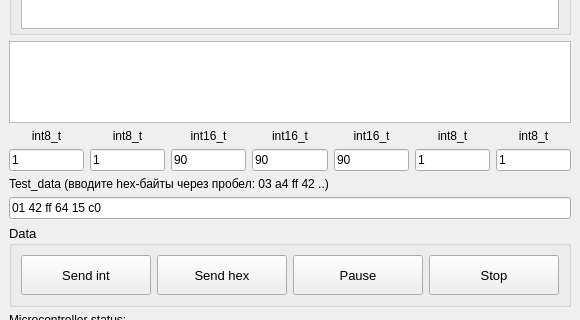
Above: gui_2.ui from Injenus/Real_Mobile_Robot_ATmega_Linux before the change; both pictures show x 0 to 580 and y 94 to 414 of the 580 by 518 pixel window. Below: the same form after it.
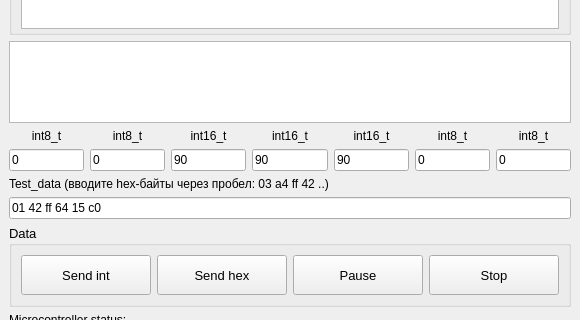
That is the form after the change.

Commit message: fix nrf bags

Diff of the .ui file:
```diff
--- a/gui_2.ui
+++ b/gui_2.ui
@@ -237,14 +237,14 @@
             <item>
              <widget class="QLineEdit" name="lineEdit_0">
               <property name="text">
-               <string>1</string>
+               <string>0</string>
               </property>
              </widget>
             </item>
             <item>
              <widget class="QLineEdit" name="lineEdit_1">
               <property name="text">
-               <string>1</string>
+               <string>0</string>
               </property>
              </widget>
             </item>
@@ -272,14 +272,14 @@
             <item>
              <widget class="QLineEdit" name="lineEdit_5">
               <property name="text">
-               <string>1</string>
+               <string>0</string>
               </property>
              </widget>
             </item>
             <item>
              <widget class="QLineEdit" name="lineEdit_6">
               <property name="text">
-               <string>1</string>
+               <string>0</string>
               </property>
              </widget>
             </item>
```
The commit also changes 1 other file.
